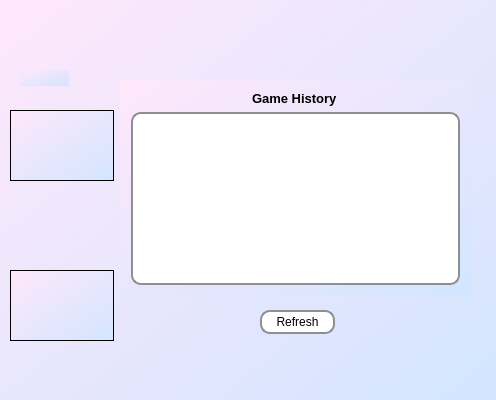
codralexandra/ProjectModernCpp-Particular-Science, file Skribbl App/ClientGUI/profilewindow.ui: the form before one commit.
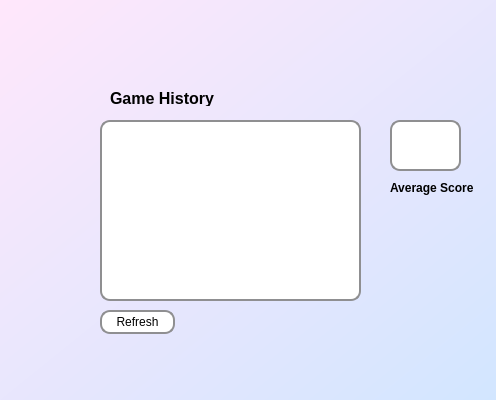
The form after the commit.

Commit message: Added Colors to StartWindow (WV) + Width Slider(NOT WV)

```diff
--- a/Skribbl App/ClientGUI/profilewindow.ui
+++ b/Skribbl App/ClientGUI/profilewindow.ui
@@ -16,51 +16,10 @@
   <property name="styleSheet">
    <string notr="true">background: qlineargradient(spread:pad, x1:0, y1:0, x2:0.75, y2:0.79, stop:0 rgba(255, 190, 230, 255), stop:1 rgba(220, 217, 255, 255), x1:0, y1:0, x2:1, y2:1, stop:0 rgba(255, 231, 251, 255), stop:1 rgba(210, 230, 255, 255));</string>
   </property>
-  <widget class="QWidget" name="layoutWidget">
-   <property name="geometry">
-    <rect>
-     <x>120</x>
-     <y>80</y>
-     <width>351</width>
-     <height>216</height>
-    </rect>
-   </property>
-   <layout class="QVBoxLayout" name="verticalLayout">
-    <item alignment="Qt::AlignHCenter">
-     <widget class="QLabel" name="label">
-      <property name="font">
-       <font>
-        <pointsize>10</pointsize>
-        <bold>true</bold>
-       </font>
-      </property>
-      <property name="styleSheet">
-       <string notr="true">background: transparent</string>
-      </property>
-      <property name="text">
-       <string>Game History</string>
-      </property>
-     </widget>
-    </item>
-    <item>
-     <widget class="QListWidget" name="historyList">
-      <property name="styleSheet">
-       <string notr="true">#historyList {
-    background-color: white;
-    border: 2px solid #8f8f91;
-    border-radius: 10px;
-    padding: 5px 10px;
-}
-</string>
-      </property>
-     </widget>
-    </item>
-   </layout>
-  </widget>
   <widget class="QPushButton" name="refreshHistoryButton">
    <property name="geometry">
     <rect>
-     <x>260</x>
+     <x>100</x>
      <y>310</y>
      <width>75</width>
      <height>24</height>
@@ -87,45 +46,99 @@
     <string>Refresh</string>
    </property>
   </widget>
-  <widget class="QLabel" name="averageScore">
-   <property name="geometry">
-    <rect>
-     <x>20</x>
-     <y>70</y>
-     <width>49</width>
-     <height>16</height>
-    </rect>
-   </property>
-   <property name="text">
-    <string/>
-   </property>
-  </widget>
   <widget class="QTextEdit" name="average">
    <property name="geometry">
     <rect>
-     <x>10</x>
-     <y>110</y>
-     <width>104</width>
-     <height>71</height>
+     <x>390</x>
+     <y>120</y>
+     <width>71</width>
+     <height>51</height>
     </rect>
    </property>
+   <property name="styleSheet">
+    <string notr="true">background-color: white;
+    border: 2px solid #8f8f91;
+    border-radius: 10px;
+    padding: 5px 10px;</string>
+   </property>
    <property name="readOnly">
     <bool>true</bool>
    </property>
+   <property name="html">
+    <string>&lt;!DOCTYPE HTML PUBLIC &quot;-//W3C//DTD HTML 4.0//EN&quot; &quot;http://www.w3.org/TR/REC-html40/strict.dtd&quot;&gt;
+&lt;html&gt;&lt;head&gt;&lt;meta name=&quot;qrichtext&quot; content=&quot;1&quot; /&gt;&lt;meta charset=&quot;utf-8&quot; /&gt;&lt;style type=&quot;text/css&quot;&gt;
+p, li { white-space: pre-wrap; }
+hr { height: 1px; border-width: 0; }
+li.unchecked::marker { content: &quot;\2610&quot;; }
+li.checked::marker { content: &quot;\2612&quot;; }
+&lt;/style&gt;&lt;/head&gt;&lt;body style=&quot; font-family:'Segoe UI'; font-size:9pt; font-weight:400; font-style:normal;&quot;&gt;
+&lt;p style=&quot;-qt-paragraph-type:empty; margin-top:0px; margin-bottom:0px; margin-left:0px; margin-right:0px; -qt-block-indent:0; text-indent:0px;&quot;&gt;&lt;br /&gt;&lt;/p&gt;&lt;/body&gt;&lt;/html&gt;</string>
+   </property>
   </widget>
   <widget class="QTextEdit" name="history">
    <property name="geometry">
     <rect>
-     <x>10</x>
-     <y>270</y>
-     <width>104</width>
-     <height>71</height>
+     <x>100</x>
+     <y>120</y>
+     <width>261</width>
+     <height>181</height>
     </rect>
    </property>
+   <property name="styleSheet">
+    <string notr="true">background-color: white;
+    border: 2px solid #8f8f91;
+    border-radius: 10px;
+    padding: 5px 10px;</string>
+   </property>
    <property name="readOnly">
     <bool>true</bool>
    </property>
   </widget>
+  <widget class="QLabel" name="label">
+   <property name="geometry">
+    <rect>
+     <x>110</x>
+     <y>90</y>
+     <width>111</width>
+     <height>16</height>
+    </rect>
+   </property>
+   <property name="font">
+    <font>
+     <pointsize>12</pointsize>
+     <bold>true</bold>
+    </font>
+   </property>
+   <property name="styleSheet">
+    <string notr="true">background: transparent
+</string>
+   </property>
+   <property name="text">
+    <string>Game History</string>
+   </property>
+  </widget>
+  <widget class="QLabel" name="label_2">
+   <property name="geometry">
+    <rect>
+     <x>390</x>
+     <y>180</y>
+     <width>91</width>
+     <height>16</height>
+    </rect>
+   </property>
+   <property name="font">
+    <font>
+     <bold>true</bold>
+    </font>
+   </property>
+   <property name="styleSheet">
+    <string notr="true">background: transparent
+</string>
+   </property>
+   <property name="text">
+    <string>Average Score</string>
+   </property>
+  </widget>
  </widget>
  <layoutdefault spacing="6" margin="11"/>
  <resources/>
```
The commit also changes 7 other files.
